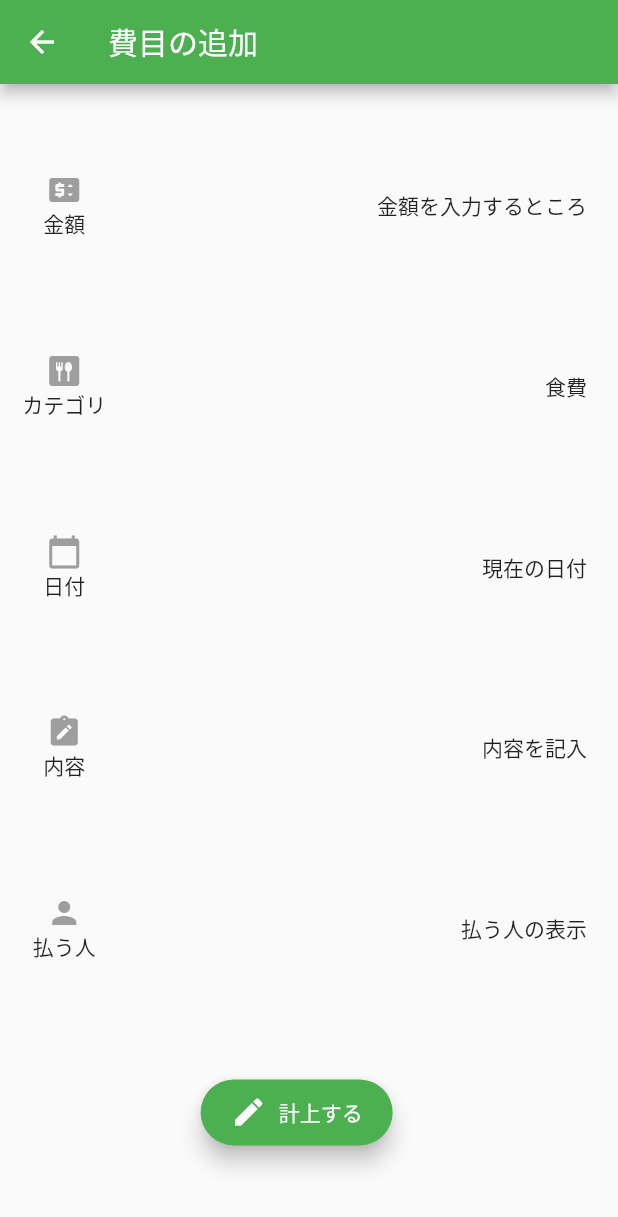
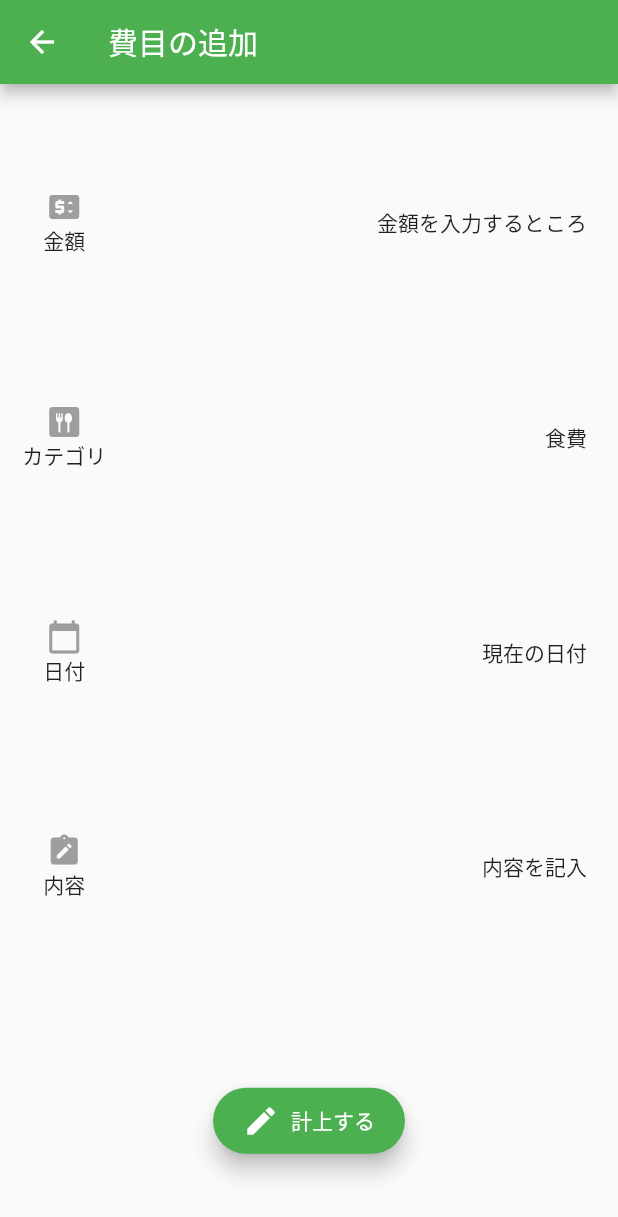
Before and after one commit to oda308/copan_flutter, a Flutter app: the InnerContents screen opened directly, on a phone screen of 412 x 824 dp. Shown: the top 1217 px of the screen. Run offline on Flutter 3.47's test engine with Material 2 defaults, Android fonts, the phone set to English and light mode, and no system bars; drawn by our look-alikes of auto_size_text.

Commit message:
費目入力ページの入力項目の位置調整

```diff
--- a/lib/app/page/input_expense.dart
+++ b/lib/app/page/input_expense.dart
@@ -23,20 +23,51 @@ class InnerContents extends StatelessWidget {
       appBar: AppBar(
         title: const Text('費目の追加'),
       ),
-      body: Container(
+      body: Column(
+        children: [
+          Expanded(
+            flex: 8,
+            child: Container(
               padding: EdgeInsets.only(
                 top: MediaQuery.of(context).size.width * 0.05,
                 right: MediaQuery.of(context).size.width * 0.05,
                 bottom: MediaQuery.of(context).size.width * 0.05,
                 left: MediaQuery.of(context).size.width * 0.01,
               ),
-        child: LayoutBuilder(builder: (context, constraints) {
+              child: LayoutBuilder(
+                builder: (context, constraints) {
                   final iconWidth = constraints.maxWidth * 0.2;
-
                   return Column(
                     mainAxisAlignment: MainAxisAlignment.spaceAround,
                     children: [
-              Row(
+                      _Price(iconWidth: iconWidth),
+                      _Category(iconWidth: iconWidth),
+                      _Date(iconWidth: iconWidth),
+                      _Content(iconWidth: iconWidth),
+                    ],
+                  );
+                },
+              ),
+            ),
+          ),
+          Expanded(
+            flex: 2,
+            child: _RecordButton(),
+          ),
+        ],
+      ),
+    );
+  }
+}
+
+class _Price extends StatelessWidget {
+  const _Price({required this.iconWidth, Key? key}) : super(key: key);
+
+  final double iconWidth;
+
+  @override
+  Widget build(BuildContext context) {
+    return Row(
       mainAxisAlignment: MainAxisAlignment.spaceBetween,
       children: [
         Container(
@@ -53,8 +84,18 @@ class InnerContents extends StatelessWidget {
         ),
         Text('金額を入力するところ'),
       ],
-              ),
-              Row(
+    );
+  }
+}
+
+class _Category extends StatelessWidget {
+  const _Category({required this.iconWidth, Key? key}) : super(key: key);
+
+  final double iconWidth;
+
+  @override
+  Widget build(BuildContext context) {
+    return Row(
       mainAxisAlignment: MainAxisAlignment.spaceBetween,
       children: [
         Container(
@@ -71,8 +112,18 @@ class InnerContents extends StatelessWidget {
         ),
         Text('食費'),
       ],
-              ),
-              Row(
+    );
+  }
+}
+
+class _Date extends StatelessWidget {
+  const _Date({required this.iconWidth, Key? key}) : super(key: key);
+
+  final double iconWidth;
+
+  @override
+  Widget build(BuildContext context) {
+    return Row(
       mainAxisAlignment: MainAxisAlignment.spaceBetween,
       children: [
         Container(
@@ -89,8 +140,18 @@ class InnerContents extends StatelessWidget {
         ),
         Text('現在の日付'),
       ],
-              ),
-              Row(
+    );
+  }
+}
+
+class _Content extends StatelessWidget {
+  const _Content({required this.iconWidth, Key? key}) : super(key: key);
+
+  final double iconWidth;
+
+  @override
+  Widget build(BuildContext context) {
+    return Row(
       mainAxisAlignment: MainAxisAlignment.spaceBetween,
       children: [
         Container(
@@ -104,23 +165,16 @@ class InnerContents extends StatelessWidget {
         ),
         Text('内容を記入'),
       ],
-              ),
-              Row(
-                mainAxisAlignment: MainAxisAlignment.spaceBetween,
-                children: [
-                  Container(
-                    width: iconWidth,
-                    child: Column(
-                      children: [
-                        Icon(Icons.person, color: Colors.grey),
-                        AutoSizeText('払う人', maxLines: 1),
-                      ],
-                    ),
-                  ),
-                  Text('払う人の表示'),
-                ],
-              ),
-              Center(
+    );
+  }
+}
+
+class _RecordButton extends StatelessWidget {
+  const _RecordButton({Key? key}) : super(key: key);
+
+  @override
+  Widget build(BuildContext context) {
+    return Center(
       child: ElevatedButton.icon(
         style: ElevatedButton.styleFrom(
           elevation: 6.0,
@@ -130,8 +184,8 @@ class InnerContents extends StatelessWidget {
             bottom: 10,
             left: 20,
           ),
-                    shape: RoundedRectangleBorder(
-                        borderRadius: BorderRadius.circular(30.0)),
+          shape:
+              RoundedRectangleBorder(borderRadius: BorderRadius.circular(30.0)),
         ),
         icon: const Icon(Icons.edit),
         onPressed: () {
@@ -139,11 +193,6 @@ class InnerContents extends StatelessWidget {
         },
         label: const Text('計上する'),
       ),
-              ),
-            ],
-          );
-        }),
-      ),
     );
   }
 }
```
Lines whose indentation alone changed are shown as unchanged.
